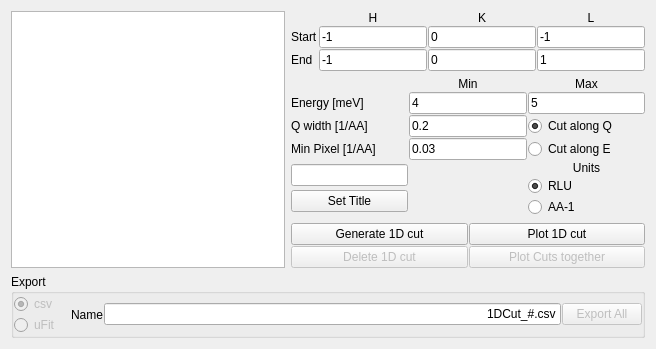
This is src/main/resources/base/Views/Cut1D.ui in MJOLNIRPackage/MJOLNIR-GUI as Qt 5 draws it before an edit. The edited form follows.
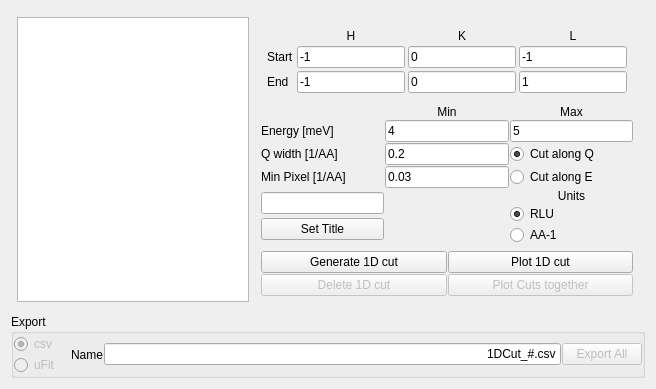
This is the edited form.

Diff of the .ui file:
```diff
--- a/src/main/resources/base/Views/Cut1D.ui
+++ b/src/main/resources/base/Views/Cut1D.ui
@@ -7,7 +7,7 @@
     <x>0</x>
     <y>0</y>
     <width>656</width>
-    <height>349</height>
+    <height>383</height>
    </rect>
   </property>
   <property name="windowTitle">
@@ -16,6 +16,18 @@
   <layout class="QVBoxLayout" name="verticalLayout_6" stretch="1,0">
    <item>
     <layout class="QHBoxLayout" name="horizontalLayout" stretch="1,0">
+     <property name="leftMargin">
+      <number>6</number>
+     </property>
+     <property name="topMargin">
+      <number>6</number>
+     </property>
+     <property name="rightMargin">
+      <number>6</number>
+     </property>
+     <property name="bottomMargin">
+      <number>6</number>
+     </property>
      <item>
       <widget class="QListView" name="Cut1D_listView">
        <property name="toolTip">
@@ -34,10 +46,34 @@
      </item>
      <item>
       <layout class="QVBoxLayout" name="verticalLayout_2">
+       <property name="leftMargin">
+        <number>6</number>
+       </property>
+       <property name="topMargin">
+        <number>6</number>
+       </property>
+       <property name="rightMargin">
+        <number>6</number>
+       </property>
+       <property name="bottomMargin">
+        <number>6</number>
+       </property>
        <item>
         <layout class="QGridLayout" name="gridLayout_3">
+         <property name="leftMargin">
+          <number>6</number>
+         </property>
+         <property name="topMargin">
+          <number>6</number>
+         </property>
+         <property name="rightMargin">
+          <number>6</number>
+         </property>
+         <property name="bottomMargin">
+          <number>6</number>
+         </property>
          <property name="spacing">
-          <number>1</number>
+          <number>3</number>
          </property>
          <item row="1" column="1">
           <widget class="QLineEdit" name="Cut1D_HStart_lineEdit">
```
Left out of the diff: 2 changed lines with no effect on the pictures.
